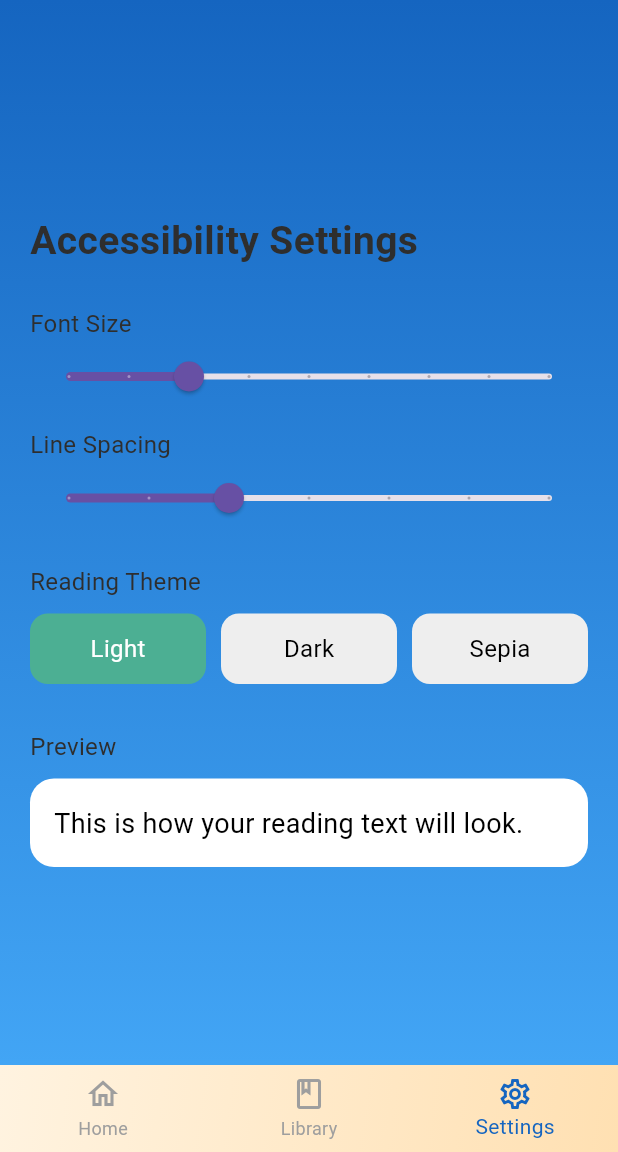
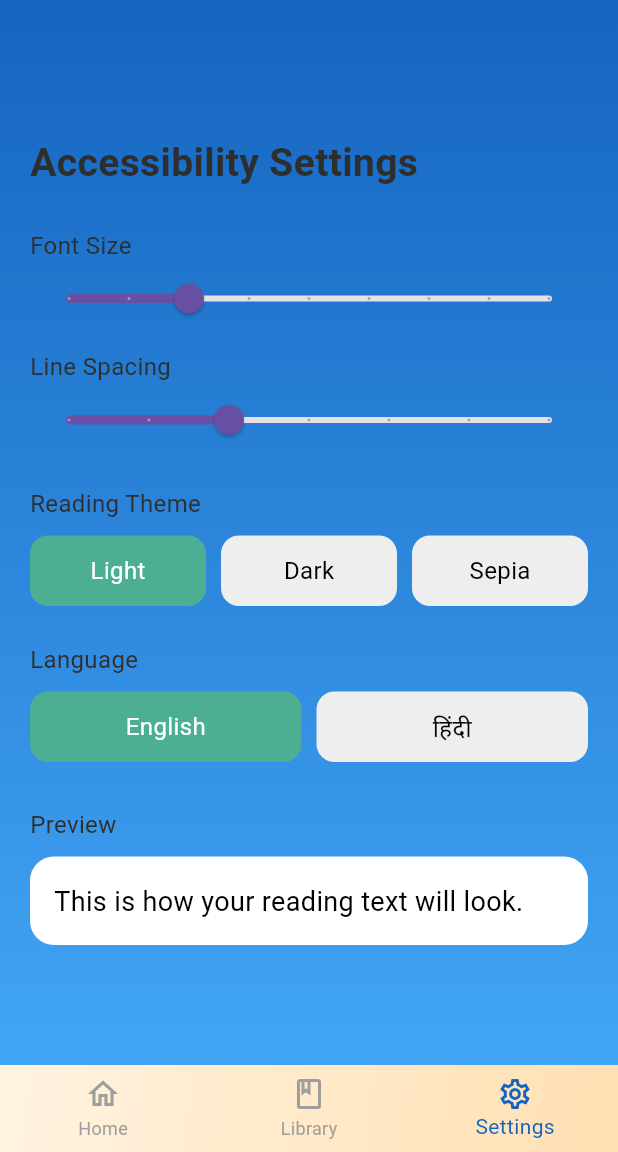
Before and after one commit to Kirti1-Jha/AksharAlly_new, a Flutter app: the HomeScreen screen opened by its route, item 3 of the bottom bar chosen, on a phone screen of 412 x 824 dp, the part 84-1236 px from its top. Run offline on Flutter 3.47's test engine with Material 3 defaults, Android fonts, the phone set to English and light mode, and no system bars; our stand-ins replace file_picker, firebase_auth, firebase_core, flutter_tts, image_picker; accounts and stored records are empty.

Commit message:
Add ability to open saved content and select language
Address Firebase initialization issues and enable direct opening of saved library content by updating `ReaderScreen` and `LibraryScreen`. Implement language selection by modifying `AppSettings`, `ApiService`, and `SettingsScreen` to remove hardcoded language values and pass the selected language through the workflow.

Replit-Commit-Author: Agent
Replit-Commit-Session-Id: baf38dc9-b9e1-443a-810e-7b23bb5840b2
Replit-Commit-Checkpoint-Type: full_checkpoint
Replit-Commit-Event-Id: dede47e1-a32e-4295-ae73-58bec2b4714a
Replit-Commit-Screenshot-Url: https://storage.googleapis.com/screenshot-production-us-central1/3a0a4a87-af80-41d6-861b-e481bfbbe1dd/baf38dc9-b9e1-443a-810e-7b23bb5840b2/rxAJe6D
Replit-Helium-Checkpoint-Created: true

```diff
--- a/aksharally/aksharally_ui/lib/screens/settings_screen.dart
+++ b/aksharally/aksharally_ui/lib/screens/settings_screen.dart
@@ -10,9 +10,10 @@ class SettingsScreen extends StatefulWidget {
 }
 
 class _SettingsScreenState extends State<SettingsScreen> {
-  double fontSize = AppSettings.fontSize;
+  double fontSize    = AppSettings.fontSize;
   double lineSpacing = AppSettings.lineSpacing;
-  int selectedTheme = AppSettings.themeMode;
+  int    selectedTheme    = AppSettings.themeMode;
+  String selectedLanguage = AppSettings.language;
 
   Color getBackgroundColor() {
     if (selectedTheme == 1) return const Color(0xFF1E1E1E);
@@ -20,9 +21,8 @@ class _SettingsScreenState extends State<SettingsScreen> {
     return Colors.white;
   }
 
-  Color getTextColor() {
-    return selectedTheme == 1 ? Colors.white : Colors.black;
-  }
+  Color getTextColor() =>
+      selectedTheme == 1 ? Colors.white : Colors.black;
 
   @override
   Widget build(BuildContext context) {
@@ -31,21 +31,18 @@ class _SettingsScreenState extends State<SettingsScreen> {
       children: [
         const SizedBox(height: 10),
 
-        Text(
-          "Accessibility Settings",
-          style: AppTheme.headingStyle,
-        ),
+        Text("Accessibility Settings", style: AppTheme.headingStyle),
 
         const SizedBox(height: 25),
 
-        /// FONT SIZE
+        // ── FONT SIZE ────────────────────────────────────────────────────
         const Text("Font Size"),
         Slider(
-          value: fontSize,
-          min: 14,
-          max: 30,
+          value:     fontSize,
+          min:       14,
+          max:       30,
           divisions: 8,
-          label: fontSize.toStringAsFixed(0),
+          label:     fontSize.toStringAsFixed(0),
           onChanged: (value) {
             setState(() {
               fontSize = value;
@@ -56,14 +53,14 @@ class _SettingsScreenState extends State<SettingsScreen> {
 
         const SizedBox(height: 10),
 
-        /// LINE SPACING
+        // ── LINE SPACING ─────────────────────────────────────────────────
         const Text("Line Spacing"),
         Slider(
-          value: lineSpacing,
-          min: 1.0,
-          max: 2.5,
+          value:     lineSpacing,
+          min:       1.0,
+          max:       2.5,
           divisions: 6,
-          label: lineSpacing.toStringAsFixed(1),
+          label:     lineSpacing.toStringAsFixed(1),
           onChanged: (value) {
             setState(() {
               lineSpacing = value;
@@ -74,39 +71,52 @@ class _SettingsScreenState extends State<SettingsScreen> {
 
         const SizedBox(height: 20),
 
-        /// THEME
+        // ── READING THEME ────────────────────────────────────────────────
         const Text("Reading Theme"),
         const SizedBox(height: 10),
-
         Row(
           children: [
             _themeButton("Light", 0),
             const SizedBox(width: 10),
-            _themeButton("Dark", 1),
+            _themeButton("Dark",  1),
             const SizedBox(width: 10),
             _themeButton("Sepia", 2),
           ],
         ),
 
+        const SizedBox(height: 24),
+
+        // ── LANGUAGE ─────────────────────────────────────────────────────
+        const Text("Language"),
+        const SizedBox(height: 10),
+        Row(
+          children: [
+            _languageButton("English", "en"),
+            const SizedBox(width: 10),
+            _languageButton("हिंदी",   "hi"),
+          ],
+        ),
+
         const SizedBox(height: 30),
 
-        /// PREVIEW
+        // ── PREVIEW ──────────────────────────────────────────────────────
         const Text("Preview"),
         const SizedBox(height: 10),
-
         Container(
-          width: double.infinity,
+          width:   double.infinity,
           padding: const EdgeInsets.all(16),
           decoration: BoxDecoration(
-            color: getBackgroundColor(),
+            color:        getBackgroundColor(),
             borderRadius: BorderRadius.circular(16),
           ),
           child: Text(
-            "This is how your reading text will look.",
+            selectedLanguage == 'hi'
+                ? "यह आपके पढ़ने का टेक्स्ट ऐसा दिखेगा।"
+                : "This is how your reading text will look.",
             style: TextStyle(
               fontSize: fontSize,
-              height: lineSpacing,
-              color: getTextColor(),
+              height:   lineSpacing,
+              color:    getTextColor(),
             ),
           ),
         ),
@@ -114,22 +124,23 @@ class _SettingsScreenState extends State<SettingsScreen> {
     );
   }
 
+  // ── theme button ──────────────────────────────────────────────────────────
   Widget _themeButton(String title, int index) {
     final bool isSelected = selectedTheme == index;
-
     return Expanded(
       child: InkWell(
         onTap: () {
           setState(() {
-            selectedTheme = index;
+            selectedTheme      = index;
             AppSettings.themeMode = index;
           });
         },
         child: Container(
           padding: const EdgeInsets.symmetric(vertical: 12),
           decoration: BoxDecoration(
-            color:
-                isSelected ? AppTheme.primaryGreen : Colors.grey.shade200,
+            color: isSelected
+                ? AppTheme.primaryGreen
+                : Colors.grey.shade200,
             borderRadius: BorderRadius.circular(12),
           ),
           child: Center(
@@ -144,4 +155,36 @@ class _SettingsScreenState extends State<SettingsScreen> {
       ),
     );
   }
+
+  // ── language button ───────────────────────────────────────────────────────
+  Widget _languageButton(String label, String code) {
+    final bool isSelected = selectedLanguage == code;
+    return Expanded(
+      child: InkWell(
+        onTap: () {
+          setState(() {
+            selectedLanguage  = code;
+            AppSettings.language = code;
+          });
+        },
+        child: Container(
+          padding: const EdgeInsets.symmetric(vertical: 12),
+          decoration: BoxDecoration(
+            color: isSelected
+                ? AppTheme.primaryGreen
+                : Colors.grey.shade200,
+            borderRadius: BorderRadius.circular(12),
+          ),
+          child: Center(
+            child: Text(
+              label,
+              style: TextStyle(
+                color: isSelected ? Colors.white : Colors.black,
+              ),
+            ),
+          ),
+        ),
+      ),
+    );
+  }
 }
--- a/aksharally/aksharally_ui/lib/theme/app_settings.dart
+++ b/aksharally/aksharally_ui/lib/theme/app_settings.dart
@@ -1,5 +1,6 @@
 class AppSettings {
-  static double fontSize = 18;
+  static double fontSize   = 18;
   static double lineSpacing = 1.5;
-  static int themeMode = 0;
+  static int    themeMode  = 0;
+  static String language   = 'en';   // 'en' = English | 'hi' = Hindi
 }
```
Also changed, not shown: aksharally/aksharally_ui/lib/screens/library_screen.dart (+13 -27 lines), aksharally/aksharally_ui/lib/screens/reader_screen.dart (+48 -39 lines), aksharally/aksharally_ui/lib/services/api_service.dart (+34 -58 lines).
